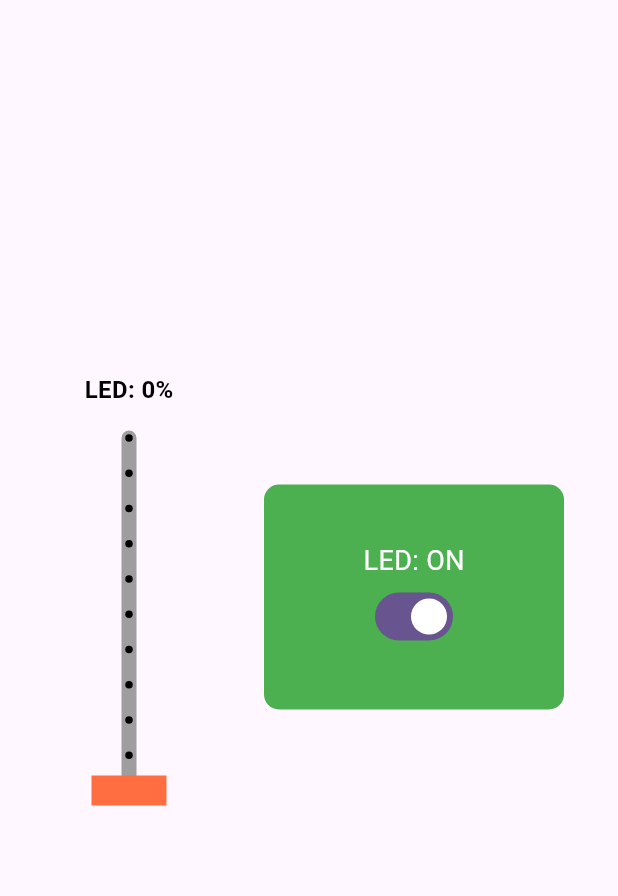
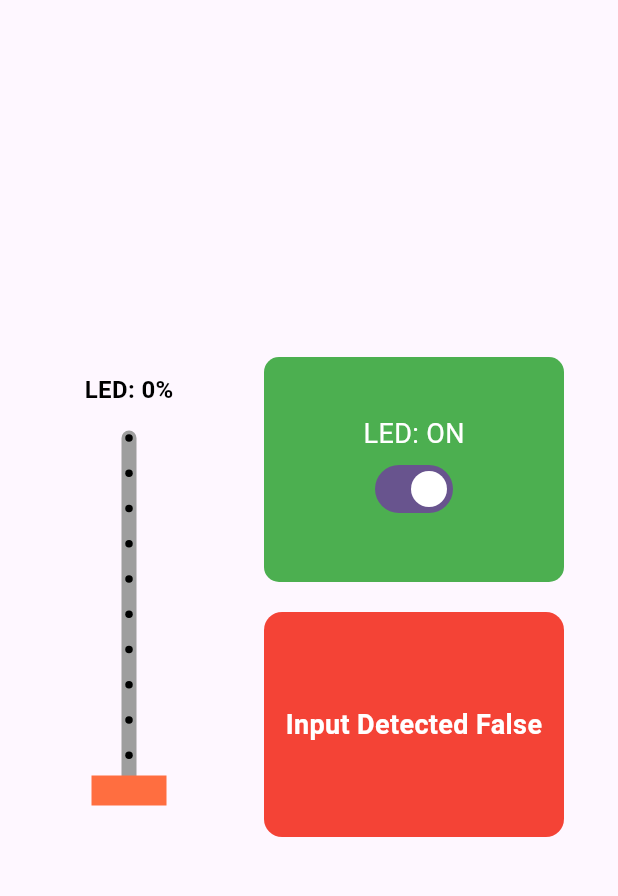
Before and after one commit to AllyTechEngineering/led_on_off_pwm, a Flutter app: the screen it shows after launch, on a phone screen of 412 x 824 dp, the part 63-959 px from its top. Run offline on Flutter 3.47's test engine with Material 3 defaults, Android fonts, the phone set to English and light mode, and no system bars; our stand-ins replace bloc, equatable, flutter_bloc; missing offline and left inert: dart_periphery.

Commit message:
added input state of a digital GPIO pin indicator and cubit

```diff
--- a/lib/main.dart
+++ b/lib/main.dart
@@ -1,5 +1,6 @@
 import 'package:flutter/material.dart';
 import 'package:flutter_bloc/flutter_bloc.dart';
+import 'package:led_on_off_pwm/bloc/input_cubit/input_cubit.dart';
 import 'package:led_on_off_pwm/bloc/on_off_cubit/on_off_cubit.dart';
 import 'package:led_on_off_pwm/bloc/slider_cubit/slider_cubit.dart';
 import 'package:led_on_off_pwm/screens/home_screen.dart';
@@ -15,6 +16,7 @@ void main() {
       providers: [
         BlocProvider(create: (context) => SliderCubit(pwmService)),
         BlocProvider(create: (context) => OnOffCubit(gpioService, pwmService)),
+        BlocProvider(create: (context) => InputCubit(gpioService)),
       ],
       child: const MyApp(),
     ),
--- a/lib/screens/home_screen.dart
+++ b/lib/screens/home_screen.dart
@@ -2,6 +2,7 @@ import 'package:flutter/material.dart';
 import 'package:flutter_bloc/flutter_bloc.dart';
 import 'package:led_on_off_pwm/bloc/slider_cubit/slider_cubit.dart';
 import 'package:led_on_off_pwm/services/pwm_service.dart';
+import 'package:led_on_off_pwm/widgets/input_status_indicator.dart';
 import 'package:led_on_off_pwm/widgets/slide_switch.dart';
 import 'package:led_on_off_pwm/widgets/toggle_switch.dart';
 
@@ -13,13 +14,10 @@ class HomeScreen extends StatelessWidget {
     return BlocProvider(
       create: (context) => SliderCubit(PwmService()),
       child: Scaffold(
-        appBar: AppBar(
-          title: const Text('LED Demo'),
-          centerTitle: true,
-        ),
+        appBar: AppBar(title: const Text('LED Demo'), centerTitle: true),
         body: Center(
           child: SizedBox(
-            width: 600, // Keep UI centered and constrained
+            width: 800, // Keep UI centered and constrained
             child: Row(
               mainAxisAlignment: MainAxisAlignment.center,
               crossAxisAlignment: CrossAxisAlignment.center,
@@ -39,9 +37,9 @@ class HomeScreen extends StatelessWidget {
                   mainAxisSize: MainAxisSize.min,
                   mainAxisAlignment: MainAxisAlignment.center,
                   children: const [
-                    // PwmMotorDirectionSwitch(),
-                    // SizedBox(height: 20),
                     ToggleSwitch(),
+                    SizedBox(height: 20),
+                    InputStatusIndicator(),
                   ],
                 ),
               ],
--- /dev/null
+++ b/lib/widgets/input_status_indicator.dart
@@ -0,0 +1,34 @@
+import 'package:flutter/material.dart';
+import 'package:flutter_bloc/flutter_bloc.dart';
+import 'package:led_on_off_pwm/bloc/input_cubit/input_cubit.dart';
+
+class InputStatusIndicator extends StatelessWidget {
+  const InputStatusIndicator({super.key});
+
+  @override
+  Widget build(BuildContext context) {
+    return BlocBuilder<InputCubit, InputState>(
+      builder: (context, state) {
+        bool isDetected = state.isInputDetected;
+        return Container(
+          width: 200.0,
+          height: 150.0,
+          alignment: Alignment.center,
+          decoration: BoxDecoration(
+            color: isDetected ? Colors.green : Colors.red,
+            borderRadius: BorderRadius.circular(12.0),
+          ),
+          child: Text(
+            isDetected ? "Input Detected True" : "Input Detected False",
+            style: const TextStyle(
+              fontSize: 18,
+              fontWeight: FontWeight.bold,
+              color: Colors.white,
+            ),
+            textAlign: TextAlign.center,
+          ),
+        );
+      },
+    );
+  }
+}
```
